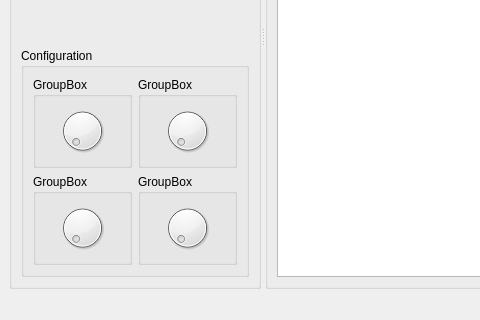
The window that gui_mri.ui (osama51/mri_kspace) describes before a commit, drawn with Qt 5; both pictures show x 0 to 480 and y 270 to 590 of the 1076 by 590 pixel window.
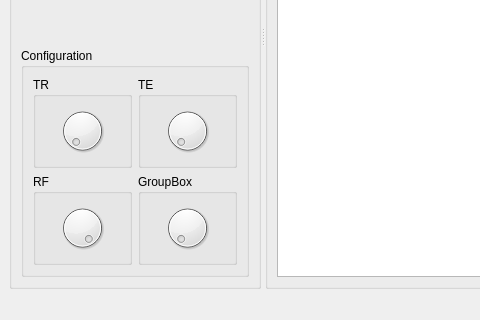
The same window after the commit. Icons and pictures are not drawn. Custom widgets are drawn as their Qt base class.

Commit message: added RF knob

```diff
--- a/gui_mri.ui
+++ b/gui_mri.ui
@@ -65,7 +65,7 @@
            <item row="1" column="1">
             <widget class="QGroupBox" name="groupBox_10">
              <property name="title">
-              <string>GroupBox</string>
+              <string>TE</string>
              </property>
              <layout class="QGridLayout" name="gridLayout_6">
               <item row="0" column="0">
@@ -77,11 +77,18 @@
            <item row="2" column="0">
             <widget class="QGroupBox" name="groupBox_12">
              <property name="title">
-              <string>GroupBox</string>
+              <string>RF</string>
              </property>
              <layout class="QGridLayout" name="gridLayout_8">
               <item row="0" column="0">
-               <widget class="QDial" name="dial_3"/>
+               <widget class="QDial" name="rfDial">
+                <property name="maximum">
+                 <number>90</number>
+                </property>
+                <property name="value">
+                 <number>90</number>
+                </property>
+               </widget>
               </item>
              </layout>
             </widget>
@@ -101,7 +108,7 @@
            <item row="1" column="0">
             <widget class="QGroupBox" name="groupBox_9">
              <property name="title">
-              <string>GroupBox</string>
+              <string>TR</string>
              </property>
              <layout class="QGridLayout" name="gridLayout_3">
               <item row="0" column="0">
```
The commit also changes 2 other files.
